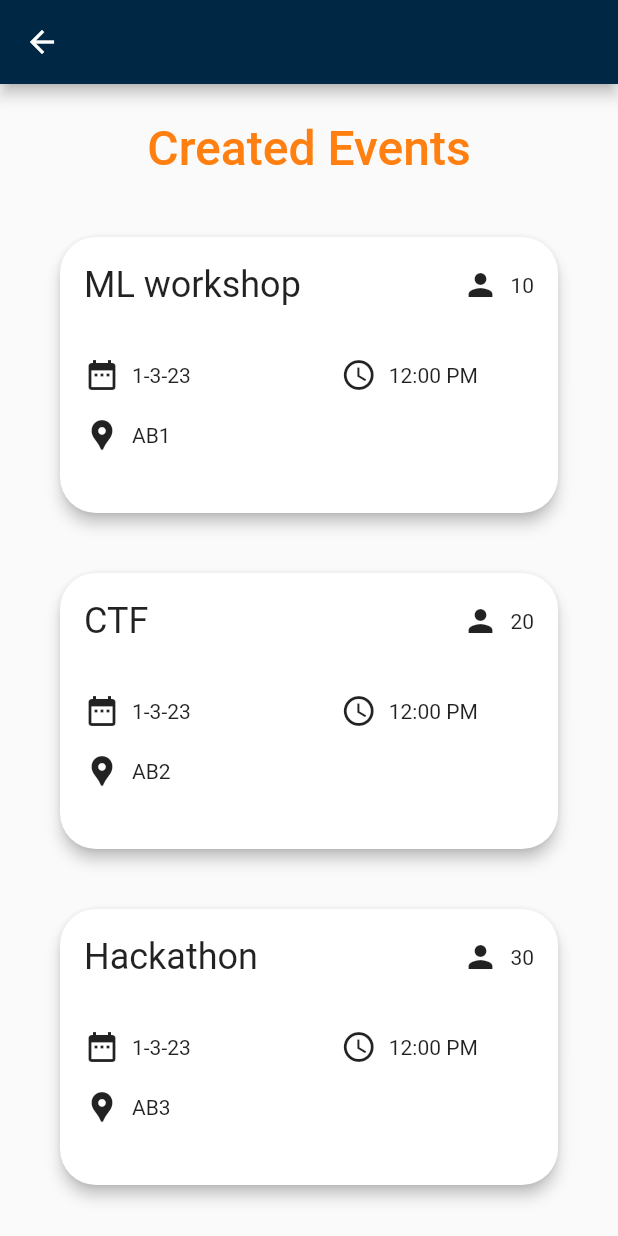
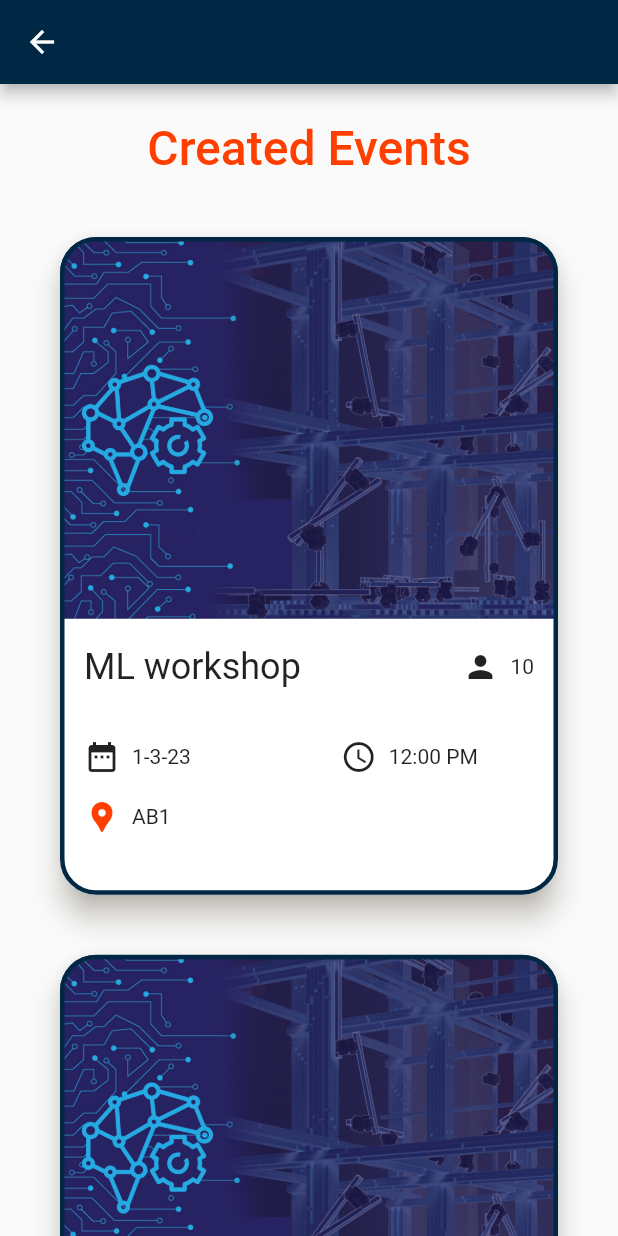
Before and after one commit to LalithGuptha/Admin_App_Anokha, a Flutter app: the screen it shows after launch, after a tap on "Login", after a tap on the "event" icon, on a phone screen of 412 x 824 dp. Run offline on Flutter 3.47's test engine with Material 2 defaults, Android fonts, the phone set to English and light mode, and no system bars; our stand-ins replace animated_splash_screen, hexcolor.

Commit message:
Splash screen Animation

```diff
--- a/lib/main.dart
+++ b/lib/main.dart
@@ -13,7 +13,8 @@ class Temp extends StatelessWidget {
   @override
   Widget build(BuildContext context) {
     return MaterialApp(
+        title: 'Anokha 2023',
         home: SplashScreen()
-        );
+            );
   }
 }
--- a/lib/screens/listofevents.dart
+++ b/lib/screens/listofevents.dart
@@ -10,12 +10,19 @@ class Manageevent extends StatefulWidget{
 Widget card (String name, String venue,int regcount, BuildContext context){
   return Card(
     margin: EdgeInsets.fromLTRB(40, 40, 40, 0),
-    elevation: 4,
+    elevation: 8,
+    shadowColor: HexColor("BEB7A4"),
+
     shape: RoundedRectangleBorder(
-      borderRadius: BorderRadius.circular(24)
+      borderRadius: BorderRadius.circular(24),
+      side: BorderSide(color:HexColor("002845"),width: 3)
     ),
     child: Column(
       children: [
+            ClipRRect(
+              child: Image.asset('assets/ml.jpg'),
+              borderRadius: BorderRadius.only(topLeft: Radius.circular(24),topRight: Radius.circular(24)),
+            ),
         Row(
           children: [
             SizedBox(width: 16,height: 64,),
@@ -32,7 +39,7 @@ Widget card (String name, String venue,int regcount, BuildContext context){
         Row(
           children: [
             SizedBox(width: 16,),
-            Icon(Icons.date_range),
+            Icon(Icons.date_range,),
             SizedBox(width: 8,),
             Text("1-3-23"),
             SizedBox(width: 100,),
@@ -45,7 +52,7 @@ Widget card (String name, String venue,int regcount, BuildContext context){
         Row(
           children: [
             SizedBox(width: 16,),
-            Icon(Icons.location_pin),
+            Icon(Icons.location_pin,color: HexColor("FF3F00"),),
             SizedBox(width: 8,),
             Text(venue)
           ],
@@ -80,7 +87,7 @@ class _Manageevent extends State<Manageevent>
           child: Text("Created Events",style: TextStyle(
               fontSize: 32,
               fontWeight: FontWeight.w500,
-              color: HexColor("FF7F11")
+              color: HexColor("FF3F00")
           ),
             textAlign: TextAlign.center,
           ) ,),
--- a/lib/screens/splash_screen.dart
+++ b/lib/screens/splash_screen.dart
@@ -12,11 +12,22 @@ class SplashScreen extends StatefulWidget {
 
 class _SplashScreenState extends State<SplashScreen>
     with SingleTickerProviderStateMixin {
+
+  late AnimationController controller;
+  late Animation sizeAnimation;
+  double customOpacity=0;
   @override
   void initState() {
     super.initState();
-
-    Timer(Duration(seconds: 4), () {
+    controller = AnimationController(vsync: this,duration: Duration(seconds: 2));
+    sizeAnimation = Tween<double>(begin: 100.0, end: 200.0,).animate(CurvedAnimation(parent: controller, curve: Curves.elasticIn));
+    controller.forward();
+    controller.addListener(() {
+      setState(() {
+        customOpacity=1;
+      });
+    });
+    Timer(Duration(seconds: 3), () {
       Navigator.of(context).pushReplacement(
 
           MaterialPageRoute(builder: (context) => Login()));
@@ -28,25 +39,31 @@ class _SplashScreenState extends State<SplashScreen>
     return MaterialApp(
       debugShowCheckedModeBanner: false,
       home: Scaffold(
-        body: Container(
+        body:Center(
           child: Column(
             mainAxisAlignment: MainAxisAlignment.center,
             children: [
-              Align(
-                alignment: Alignment.center,
-                child: Image.asset('assets/logo.png'),
+              Container(
+                height: sizeAnimation.value,
+                width: sizeAnimation.value,
+                child:
+                Column(
+                  mainAxisAlignment: MainAxisAlignment.center,
+                  children: [
+                    Align(
+                      alignment: Alignment.center,
+                      child: Image.asset('assets/logo.png'),
+                    ),
+                  ],
+                ),
               ),
-              SizedBox(height: 32,),
-              Align(
-                alignment: Alignment.center,
-                child:Text("Anokha 2023",textAlign: TextAlign.center,style: TextStyle(fontSize: 40,fontWeight: FontWeight.w600),)
-                ,
-              ),
+              SizedBox(height: 40,),
+              AnimatedOpacity(opacity: customOpacity, duration: Duration(seconds: 2),
+                child:Text("Anokha",style: TextStyle(fontSize: 40,fontWeight: FontWeight.w700),) ,)
             ],
-          ),
+          )
         )
-
-      ),
+      )
     );
     }
 }
```
Also changed, not shown: assets/ml.jpg (added).
